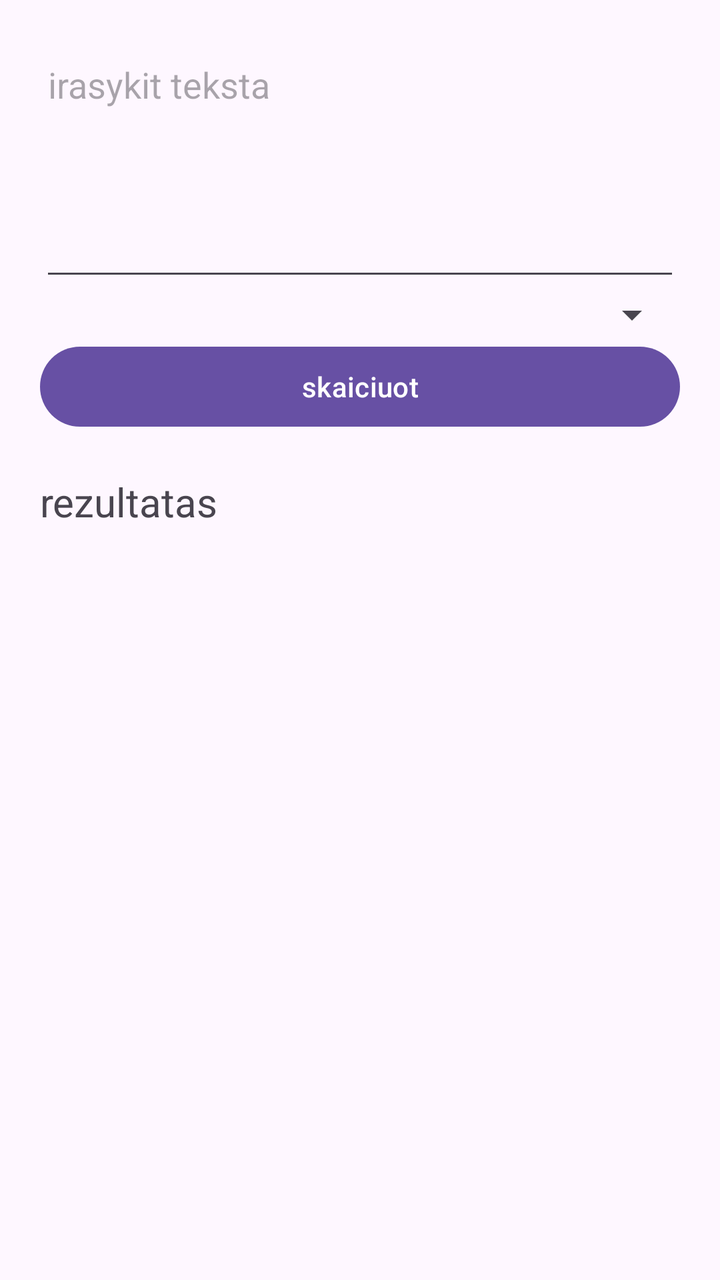
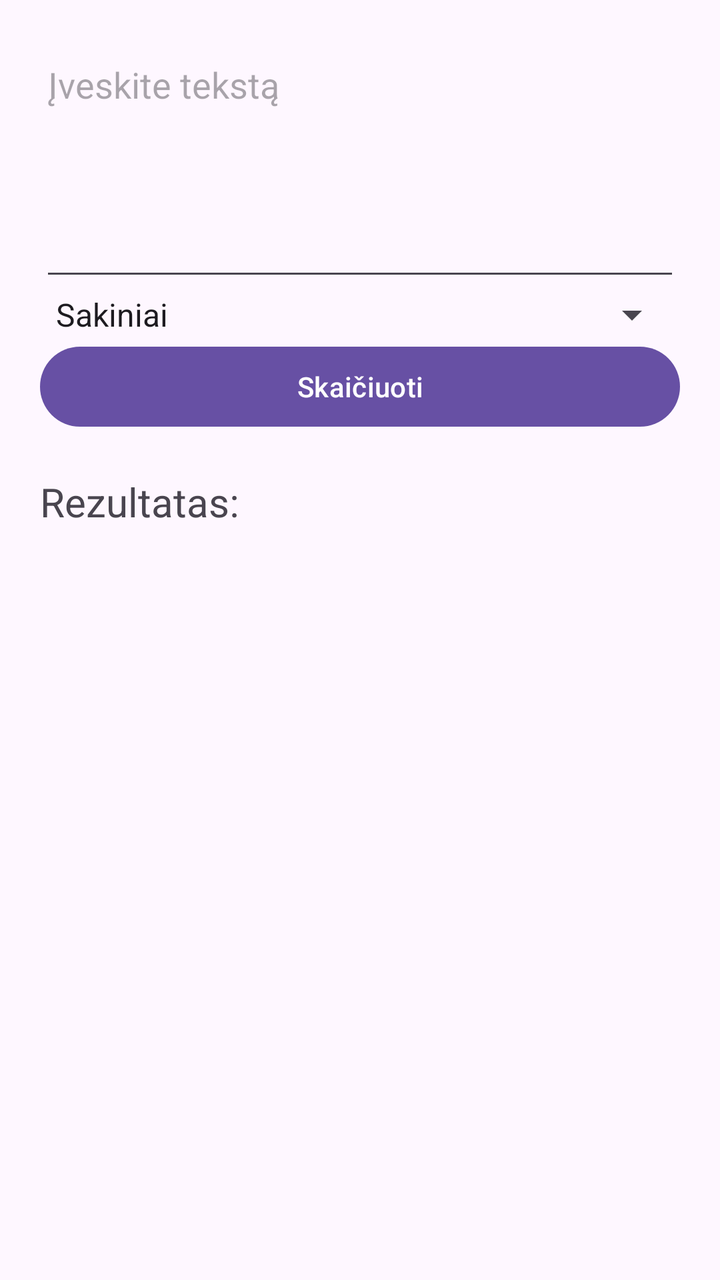

An Android layout rendered at two revisions. The XML below is the earlier revision; the diff shows what the commit changed to produce the second picture.
<!-- AndroidManifest.xml: application theme Theme.CalculatorText -->
<!-- res/layout/activity_main.xml -->
<?xml version="1.0" encoding="utf-8"?>
<LinearLayout
    xmlns:android="http://schemas.android.com/apk/res/android"
    android:layout_width="match_parent"
    android:layout_height="match_parent"
    android:orientation="vertical"
    android:padding="20dp">

    <EditText
        android:id="@+id/editTextInput"
        android:layout_width="match_parent"
        android:layout_height="wrap_content"
        android:hint="irasykit teksta"
        android:inputType="textMultiLine"
        android:gravity="top"
        android:minLines="5" />

    <Spinner
        android:id="@+id/spinnerMetric"
        android:layout_width="match_parent"
        android:layout_height="wrap_content"/>

    <Button
        android:id="@+id/buttonCalculate"
        android:layout_width="match_parent"
        android:layout_height="wrap_content"
        android:text="skaiciuot" />

    <TextView
        android:id="@+id/textViewResult"
        android:layout_width="match_parent"
        android:layout_height="wrap_content"
        android:text="rezultatas"
        android:textSize="20sp"
        android:paddingTop="20dp" />

</LinearLayout>
<!-- resources referenced by this layout -->
<resources>
  <style name="Theme.CalculatorText" parent="Base.Theme.CalculatorText" />
  <style name="Base.Theme.CalculatorText" parent="Theme.Material3.DayNight.NoActionBar">
          
          
      </style>
</resources>

<!-- the commit's change to res/layout/activity_main.xml (unified diff, before → after) -->
@@ -10,7 +10,7 @@
         android:id="@+id/editTextInput"
         android:layout_width="match_parent"
         android:layout_height="wrap_content"
-        android:hint="irasykit teksta"
+        android:hint="@string/input_hint"
         android:inputType="textMultiLine"
         android:gravity="top"
         android:minLines="5" />
@@ -18,19 +18,20 @@
     <Spinner
         android:id="@+id/spinnerMetric"
         android:layout_width="match_parent"
-        android:layout_height="wrap_content"/>
+        android:layout_height="wrap_content"
+        android:entries="@array/metric_options"/>
 
     <Button
         android:id="@+id/buttonCalculate"
         android:layout_width="match_parent"
         android:layout_height="wrap_content"
-        android:text="skaiciuot" />
+        android:text="@string/calculate" />
 
     <TextView
         android:id="@+id/textViewResult"
         android:layout_width="match_parent"
         android:layout_height="wrap_content"
-        android:text="rezultatas"
+        android:text="@string/result"
         android:textSize="20sp"
         android:paddingTop="20dp" />
 
<!-- resource entries referenced after the edit -->
@@ -1,5 +1,14 @@
 <!-- resources referenced by this layout -->
 <resources>
+  <string-array name="metric_options">
+          <item>Sakiniai</item>
+          <item>Žodžiai</item>
+          <item>Skyrybos ženklai</item>
+          <item>Skaičiai</item>
+      </string-array>
+  <string name="calculate">Skaičiuoti</string>
+  <string name="input_hint">Įveskite tekstą</string>
+  <string name="result">Rezultatas: </string>
   <style name="Theme.CalculatorText" parent="Base.Theme.CalculatorText" />
   <style name="Base.Theme.CalculatorText" parent="Theme.Material3.DayNight.NoActionBar">
           
